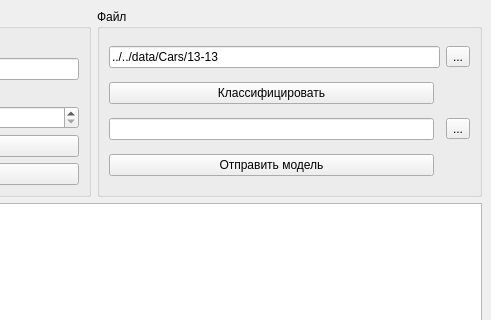
Above: apps/client_app/clientwindow.ui from broken-kerosene/RADAR_repo before the change; both pictures show x 309 to 800 and y 0 to 320 of the 800 by 600 pixel window. Below: the same form after it.
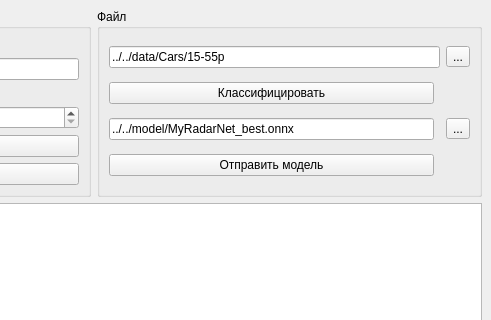
That is the form after the change.

Patch:
```diff
--- a/apps/client_app/clientwindow.ui
+++ b/apps/client_app/clientwindow.ui
@@ -94,7 +94,7 @@
        <item row="0" column="0" colspan="2">
         <widget class="QLineEdit" name="leFilename">
          <property name="text">
-          <string>../../data/Cars/13-13</string>
+          <string>../../data/Cars/15-55p</string>
          </property>
         </widget>
        </item>
@@ -106,7 +106,11 @@
         </widget>
        </item>
        <item row="2" column="0">
-        <widget class="QLineEdit" name="leModeFile"/>
+        <widget class="QLineEdit" name="leModelFile">
+         <property name="text">
+          <string>../../model/MyRadarNet_best.onnx</string>
+         </property>
+        </widget>
        </item>
        <item row="2" column="2">
         <widget class="QToolButton" name="tbReadModelFile">
```
